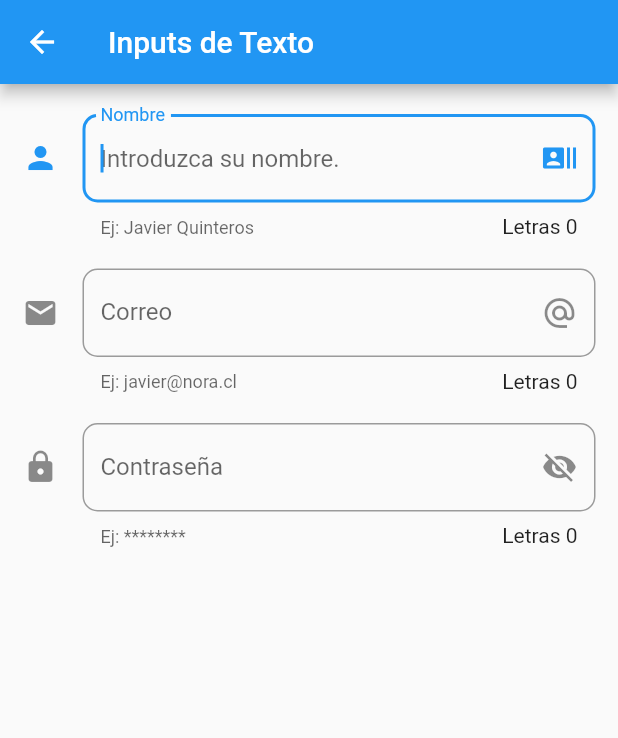
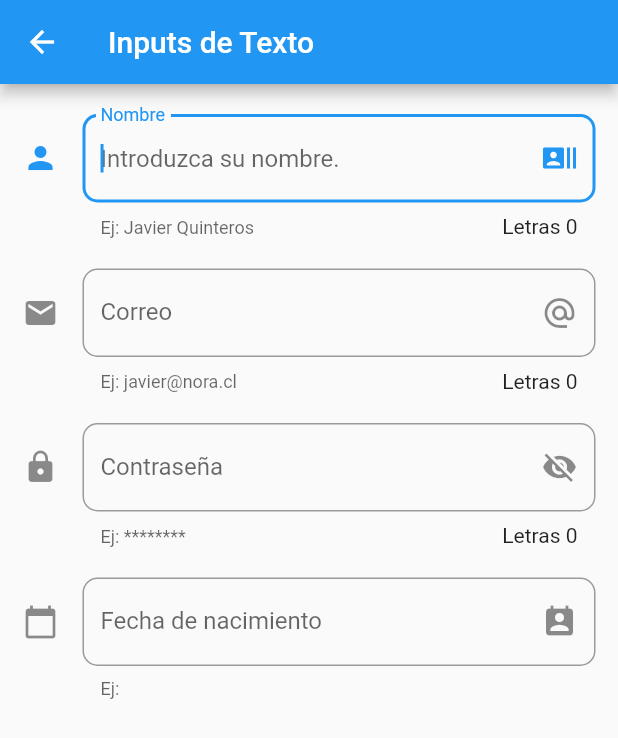
Before and after one commit to javierxnora/FlutterComponents, a Flutter app: the screen it shows after launch, after a tap on "Inputs", on a phone screen of 412 x 824 dp. Shown: the top 738 px of the screen. Run offline on Flutter 3.47's test engine with Material 2 defaults, Android fonts, the phone set to English and light mode, and no system bars; missing offline and left inert: icons_helper; network calls fail.

Commit message:
Password, DatePicker and the app has been Internationalized via GlobalMaterialLocalizations (calendario en español).

```diff
--- a/lib/main.dart
+++ b/lib/main.dart
@@ -1,6 +1,7 @@
+import 'package:flutter/material.dart';
+import 'package:flutter_localizations/flutter_localizations.dart';
 import 'package:componentes/src/pages/not_found_page.dart';
 import 'package:componentes/src/pages/routes/routes.dart';
-import 'package:flutter/material.dart';
 
 void main() => runApp(MyApp());
 
@@ -8,6 +9,16 @@ class MyApp extends StatelessWidget {
   @override
   Widget build(BuildContext context) {
     return MaterialApp(
+      localizationsDelegates: [
+        // ... app-specific localization delegate[s] here
+        GlobalMaterialLocalizations.delegate,
+        GlobalWidgetsLocalizations.delegate,
+        GlobalCupertinoLocalizations.delegate,
+      ],
+      supportedLocales: [
+        const Locale('en'), // English
+        const Locale('es'), // Spanish
+      ],
       debugShowCheckedModeBanner: false,
       title: 'Componentes',
       initialRoute: '/',
--- a/lib/src/pages/input_page.dart
+++ b/lib/src/pages/input_page.dart
@@ -1,5 +1,6 @@
 import 'package:flutter/cupertino.dart';
 import 'package:flutter/material.dart';
+import 'package:intl/intl.dart';
 
 class InputPage extends StatefulWidget {
   @override
@@ -16,6 +17,9 @@ class _InputPageState extends State<InputPage> {
   String _password = "********";
   int _countPassword = 0;
 
+  String _fecha = "";
+  TextEditingController _datePickerController = TextEditingController();
+
   @override
   Widget build(BuildContext context) {
     return Scaffold(
@@ -30,6 +34,8 @@ class _InputPageState extends State<InputPage> {
           _crearEmail(),
           SizedBox(height: 20),
           _crearPassword(),
+          SizedBox(height: 20),
+          _crearFecha(context),
         ],
       ),
     );
@@ -57,7 +63,7 @@ class _InputPageState extends State<InputPage> {
     );
   }
 
-  _crearEmail() {
+  Widget _crearEmail() {
     return TextField(
       keyboardType: TextInputType.emailAddress,
       autofocus: true,
@@ -79,7 +85,7 @@ class _InputPageState extends State<InputPage> {
     );
   }
 
-  _crearPassword() {
+  Widget _crearPassword() {
     return TextField(
       obscureText: true,
       autofocus: true,
@@ -100,4 +106,41 @@ class _InputPageState extends State<InputPage> {
       },
     );
   }
+
+  Widget _crearFecha(BuildContext context) {
+    return TextField(
+      controller: _datePickerController,
+      enableInteractiveSelection: false,
+      decoration: InputDecoration(
+        border: OutlineInputBorder(borderRadius: BorderRadius.circular(10)),
+        hintText: "Introduzca su fecha de nacimiento.",
+        labelText: "Fecha de nacimiento",
+        helperText: "Ej: $_fecha",
+        suffixIcon: Icon(Icons.perm_contact_calendar),
+        icon: Icon(Icons.calendar_today),
+      ),
+      onTap: () {
+        FocusScope.of(context).requestFocus(new FocusNode());
+        _pickDate(context);
+      },
+    );
+  }
+
+  _pickDate(BuildContext context) async {
+    DateTime pickedDate = await showDatePicker(
+      context: context,
+      initialDate: DateTime.now(),
+      firstDate: DateTime(2018),
+      lastDate: DateTime(3000),
+      locale: Locale('es'),
+    );
+
+    if (pickedDate != null) {
+      setState(() {
+        _fecha = pickedDate.toString();
+        _datePickerController.text =
+            DateFormat('dd-MM-yyyy').format(pickedDate);
+      });
+    }
+  }
 }
--- a/pubspec.yaml
+++ b/pubspec.yaml
@@ -24,6 +24,9 @@ dependencies:
   # Use with the CupertinoIcons class for iOS style icons.
   cupertino_icons: ^0.1.2
   icons_helper: ^1.0.4
+  intl:
+  flutter_localizations:
+    sdk: flutter
 
 dev_dependencies:
   flutter_test:
```
Also changed, not shown: pubspec.lock.
